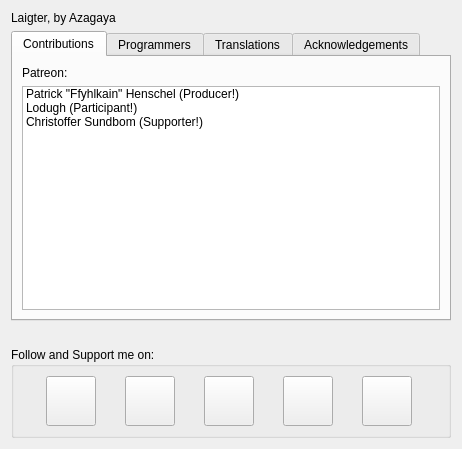
Before: the Qt Designer form gui/aboutdialog.ui in azagaya/laigter, drawn with Qt 5.
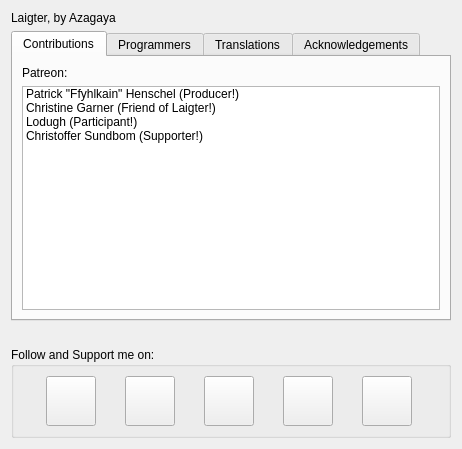
After: the same form once the commit is applied. Icons and pictures are not drawn.

Commit message: Added Christine Garner as patreon!

Patch:
```diff
--- a/gui/aboutdialog.ui
+++ b/gui/aboutdialog.ui
@@ -199,6 +199,11 @@
            <string>Patrick &quot;Ffyhlkain&quot; Henschel (Producer!)</string>
           </property>
          </item>
+         <item>
+          <property name="text">
+           <string>Christine Garner (Friend of Laigter!)</string>
+          </property>
+         </item>
          <item>
           <property name="text">
            <string>Lodugh (Participant!)</string>
```
